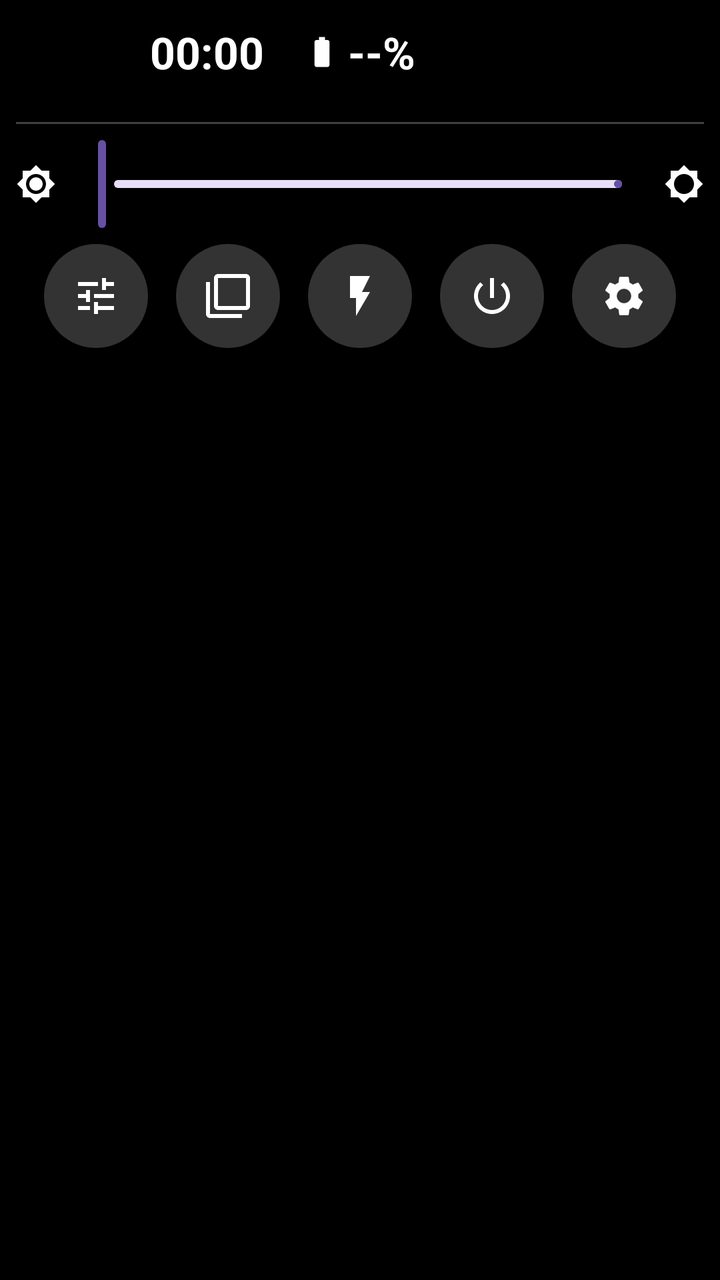
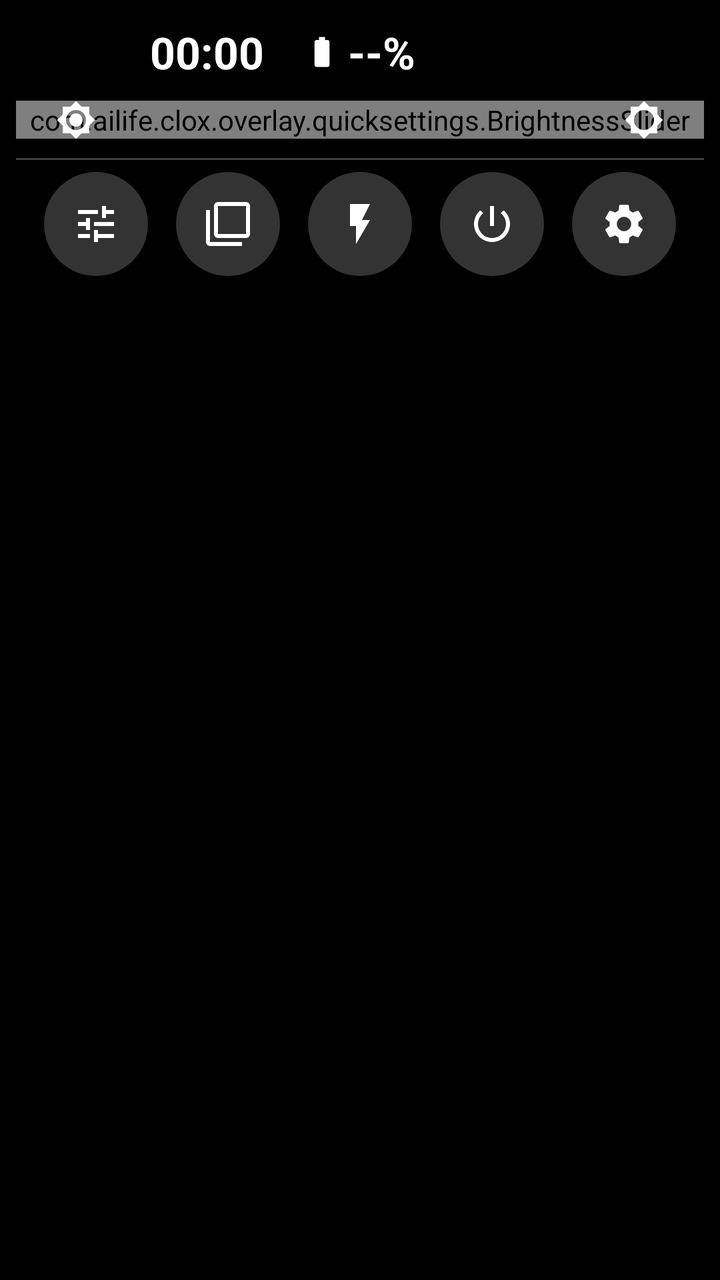

The first picture is an Android layout as it rendered before a commit; the second is the same layout after the commit. The layout source and the unified diff follow.
<!-- AndroidManifest.xml: application theme Theme.CloX -->
<!-- res/layout/overlay_quick_settings.xml -->
<?xml version="1.0" encoding="utf-8"?>
<FrameLayout xmlns:android="http://schemas.android.com/apk/res/android"
    xmlns:app="http://schemas.android.com/apk/res-auto"
    android:layout_width="match_parent"
    android:layout_height="match_parent">

    

    <ScrollView
        android:layout_width="match_parent"
        android:layout_height="match_parent"
        android:fillViewport="true"
        android:scrollbars="none">

        <LinearLayout
            android:layout_width="match_parent"
            android:layout_height="wrap_content"
            android:orientation="vertical"
            android:paddingStart="8dp"
            android:paddingEnd="8dp"
            android:paddingTop="8dp"
            android:paddingBottom="4dp">

            
            
            <RelativeLayout
                android:id="@+id/qsHeader"
                android:layout_width="match_parent"
                android:layout_height="wrap_content"
                android:minHeight="36dp"
                android:layout_marginBottom="8dp">

                
                <LinearLayout
                    android:id="@+id/qsBatteryGroup"
                    android:layout_width="wrap_content"
                    android:layout_height="wrap_content"
                    android:layout_centerInParent="true"
                    android:orientation="horizontal"
                    android:gravity="center_vertical">

                    <ImageView
                        android:id="@+id/qsBatteryIcon"
                        android:layout_width="18dp"
                        android:layout_height="18dp"
                        android:src="@drawable/ic_battery"
                        android:tint="#FFFFFF"/>

                    <TextView
                        android:id="@+id/qsBatteryPct"
                        android:layout_width="wrap_content"
                        android:layout_height="wrap_content"
                        android:layout_marginStart="4dp"
                        android:textSize="22sp"
                        android:textColor="#FFFFFF"
                        android:textStyle="bold"
                        android:maxLines="1"
                        android:text="--%"/>

                </LinearLayout>

                
                <TextView
                    android:id="@+id/qsTime"
                    android:layout_width="wrap_content"
                    android:layout_height="wrap_content"
                    android:layout_toStartOf="@id/qsBatteryGroup"
                    android:layout_centerVertical="true"
                    android:layout_marginEnd="20dp"
                    android:textSize="22sp"
                    android:textColor="#FFFFFF"
                    android:textStyle="bold"
                    android:maxLines="1"
                    android:text="00:00"/>

                
                <TextView
                    android:id="@+id/qsDate"
                    android:layout_width="wrap_content"
                    android:layout_height="wrap_content"
                    android:layout_toEndOf="@id/qsBatteryGroup"
                    android:layout_centerVertical="true"
                    android:layout_marginStart="20dp"
                    android:textSize="22sp"
                    android:textColor="#AAFFFFFF"
                    android:maxLines="1"/>

            </RelativeLayout>

            
            
            <androidx.viewpager2.widget.ViewPager2
                android:id="@+id/qsTilePager"
                android:layout_width="match_parent"
                android:layout_height="1dp"/>

            
            <com.google.android.material.tabs.TabLayout
                android:id="@+id/qsPageIndicator"
                android:layout_width="wrap_content"
                android:layout_height="10dp"
                android:layout_gravity="center_horizontal"
                android:layout_marginTop="4dp"
                android:visibility="gone"
                app:tabBackground="@drawable/qs_page_dot_selector"
                app:tabGravity="center"
                app:tabIndicatorHeight="0dp"
                app:tabIndicatorColor="@android:color/transparent"
                app:tabPaddingStart="8dp"
                app:tabPaddingEnd="8dp"/>

            
            <View
                android:layout_width="match_parent"
                android:layout_height="1dp"
                android:layout_marginTop="8dp"
                android:layout_marginBottom="6dp"
                android:background="#40FFFFFF"/>

            
            <LinearLayout
                android:id="@+id/qsBrightnessRow"
                android:layout_width="match_parent"
                android:layout_height="wrap_content"
                android:orientation="horizontal"
                android:gravity="center_vertical"
                android:layout_marginBottom="6dp">

                <ImageView
                    android:layout_width="20dp"
                    android:layout_height="20dp"
                    android:src="@drawable/ic_brightness_low"
                    android:tint="#FFFFFF"/>

                <com.google.android.material.slider.Slider
                    android:id="@+id/brightnessSlider"
                    android:layout_width="0dp"
                    android:layout_height="wrap_content"
                    android:layout_weight="1"
                    android:layout_marginStart="6dp"
                    android:layout_marginEnd="6dp"
                    android:valueFrom="0"
                    android:valueTo="255"
                    app:thumbRadius="7dp"
                    app:haloRadius="14dp"
                    app:trackHeight="4dp"/>

                <ImageView
                    android:layout_width="20dp"
                    android:layout_height="20dp"
                    android:src="@drawable/ic_brightness_high"
                    android:tint="#FFFFFF"/>

            </LinearLayout>

            
            <LinearLayout
                android:id="@+id/qsBottomBar"
                android:layout_width="match_parent"
                android:layout_height="wrap_content"
                android:orientation="horizontal"
                android:gravity="center_vertical">

                <Space android:layout_width="0dp" android:layout_height="0dp" android:layout_weight="1"/>

                <ImageButton
                    android:id="@+id/qsBtnLauncherSettings"
                    android:layout_width="52dp"
                    android:layout_height="52dp"
                    android:background="@drawable/qs_btn_bg"
                    android:src="@drawable/ic_tune"
                    android:tint="#FFFFFF"
                    android:padding="12dp"
                    android:contentDescription="Launcher Settings"/>

                <Space android:layout_width="0dp" android:layout_height="0dp" android:layout_weight="1"/>

                <ImageButton
                    android:id="@+id/qsBtnRecents"
                    android:layout_width="52dp"
                    android:layout_height="52dp"
                    android:background="@drawable/qs_btn_bg"
                    android:src="@drawable/ic_recents"
                    android:tint="#FFFFFF"
                    android:padding="12dp"
                    android:contentDescription="Recents"/>

                <Space android:layout_width="0dp" android:layout_height="0dp" android:layout_weight="1"/>

                <ImageButton
                    android:id="@+id/qsBtnFlashlight"
                    android:layout_width="52dp"
                    android:layout_height="52dp"
                    android:background="@drawable/qs_btn_bg"
                    android:src="@drawable/ic_flashlight"
                    android:tint="#FFFFFF"
                    android:padding="12dp"
                    android:contentDescription="Flashlight"/>

                <Space android:layout_width="0dp" android:layout_height="0dp" android:layout_weight="1"/>

                <ImageButton
                    android:id="@+id/qsBtnPower"
                    android:layout_width="52dp"
                    android:layout_height="52dp"
                    android:background="@drawable/qs_btn_bg"
                    android:src="@drawable/ic_power"
                    android:tint="#FFFFFF"
                    android:padding="12dp"
                    android:contentDescription="Power"/>

                <Space android:layout_width="0dp" android:layout_height="0dp" android:layout_weight="1"/>

                <ImageButton
                    android:id="@+id/qsBtnSettings"
                    android:layout_width="52dp"
                    android:layout_height="52dp"
                    android:background="@drawable/qs_btn_bg"
                    android:src="@drawable/ic_settings"
                    android:tint="#FFFFFF"
                    android:padding="12dp"
                    android:contentDescription="Settings"/>

                <Space android:layout_width="0dp" android:layout_height="0dp" android:layout_weight="1"/>

            </LinearLayout>

        </LinearLayout>
    </ScrollView>
</FrameLayout>
<!-- resources referenced by this layout -->
<resources>
  <!-- drawable ic_battery (drawable) -->
  <vector xmlns:android="http://schemas.android.com/apk/res/android" android:width="24dp" android:height="24dp" android:viewportWidth="24" android:viewportHeight="24">
      <path android:fillColor="?attr/colorOnSurface" android:pathData="M15.67,4H14V2h-4v2H8.33C7.6,4 7,4.6 7,5.33v15.33C7,21.4 7.6,22 8.33,22h7.33C16.4,22 17,21.4 17,20.67V5.33C17,4.6 16.4,4 15.67,4z"/>
  </vector>
  <!-- drawable ic_brightness_high (drawable) -->
  <vector xmlns:android="http://schemas.android.com/apk/res/android" android:width="24dp" android:height="24dp" android:viewportWidth="24" android:viewportHeight="24">
      <path android:fillColor="?attr/colorOnSurface" android:pathData="M20,8.69V4h-4.69L12,0.69 8.69,4H4v4.69L0.69,12 4,15.31V20h4.69L12,23.31 15.31,20H20v-4.69L23.31,12 20,8.69zM12,18c-3.31,0 -6,-2.69 -6,-6s2.69,-6 6,-6 6,2.69 6,6 -2.69,6 -6,6z"/>
  </vector>
  <!-- drawable ic_brightness_low (drawable) -->
  <vector xmlns:android="http://schemas.android.com/apk/res/android" android:width="24dp" android:height="24dp" android:viewportWidth="24" android:viewportHeight="24">
      <path android:fillColor="?attr/colorOnSurface" android:pathData="M20,8.69V4h-4.69L12,0.69 8.69,4H4v4.69L0.69,12 4,15.31V20h4.69L12,23.31 15.31,20H20v-4.69L23.31,12 20,8.69zM12,18c-3.31,0 -6,-2.69 -6,-6s2.69,-6 6,-6 6,2.69 6,6 -2.69,6 -6,6zM12,8c-2.21,0 -4,1.79 -4,4s1.79,4 4,4 4,-1.79 4,-4 -1.79,-4 -4,-4z"/>
  </vector>
  <!-- drawable ic_flashlight (drawable) -->
  <?xml version="1.0" encoding="utf-8"?>
  <vector xmlns:android="http://schemas.android.com/apk/res/android"
      android:width="24dp" android:height="24dp"
      android:viewportWidth="24" android:viewportHeight="24">
      <path android:fillColor="?attr/colorOnSurface"
          android:pathData="M7,2v11h3v9l7,-12h-4l4,-8z"/>
  </vector>
  <!-- drawable ic_power (drawable) -->
  <vector xmlns:android="http://schemas.android.com/apk/res/android" android:width="24dp" android:height="24dp" android:viewportWidth="24" android:viewportHeight="24">
      <path android:fillColor="?attr/colorOnSurface" android:pathData="M13,3h-2v10h2V3zM17.83,5.17l-1.42,1.42C17.99,7.86 19,9.81 19,12c0,3.87 -3.13,7 -7,7s-7,-3.13 -7,-7c0,-2.19 1.01,-4.14 2.58,-5.42L6.17,5.17C4.23,6.82 3,9.26 3,12c0,4.97 4.03,9 9,9s9,-4.03 9,-9c0,-2.74 -1.23,-5.18 -3.17,-6.83z"/>
  </vector>
  <!-- drawable ic_recents (drawable) -->
  <vector xmlns:android="http://schemas.android.com/apk/res/android" android:width="24dp" android:height="24dp" android:viewportWidth="24" android:viewportHeight="24">
      <path android:fillColor="?attr/colorOnSurface" android:pathData="M3,5H1v16c0,1.1 0.9,2 2,2h16v-2H3V5zM21,1H7c-1.1,0 -2,0.9 -2,2v14c0,1.1 0.9,2 2,2h14c1.1,0 2,-0.9 2,-2V3c0,-1.1 -0.9,-2 -2,-2zM21,17H7V3h14v14z"/>
  </vector>
  <!-- drawable ic_tune (drawable) -->
  <vector xmlns:android="http://schemas.android.com/apk/res/android" android:width="24dp" android:height="24dp" android:viewportWidth="24" android:viewportHeight="24">
      <path android:fillColor="?attr/colorOnSurface" android:pathData="M3,17v2h6v-2H3zM3,5v2h10V5H3zM13,21v-2h8v-2h-8v-2h-2v6h2zM7,9v2H3v2h4v2h2V9H7zM21,13v-2H11v2h10zM15,9h2V7h4V5h-4V3h-2v6z"/>
  </vector>
  <!-- drawable qs_btn_bg (drawable) -->
  <?xml version="1.0" encoding="utf-8"?>
  <ripple xmlns:android="http://schemas.android.com/apk/res/android"
      android:color="#40FFFFFF">
      <item>
          <shape android:shape="oval">
              <solid android:color="#33FFFFFF"/>
          </shape>
      </item>
  </ripple>
  <style name="Theme.CloX" parent="Theme.Material3.DayNight.NoActionBar">
          <item name="android:windowBackground">@android:color/black</item>
      </style>
  <!-- unchanged entries left out for length: 2 -->
</resources>

<!-- the commit's change to res/layout/overlay_quick_settings.xml (unified diff, before → after) -->
@@ -28,7 +28,7 @@
                 android:layout_width="match_parent"
                 android:layout_height="wrap_content"
                 android:minHeight="36dp"
-                android:layout_marginBottom="8dp">
+                android:layout_marginBottom="6dp">
 
                 
                 <LinearLayout
@@ -86,6 +86,44 @@
                     android:maxLines="1"/>
 
             </RelativeLayout>
+
+            
+            <FrameLayout
+                android:id="@+id/qsBrightnessRow"
+                android:layout_width="match_parent"
+                android:layout_height="wrap_content"
+                android:layout_marginBottom="6dp">
+
+                <com.ailife.clox.overlay.quicksettings.BrightnessSlider
+                    android:id="@+id/brightnessSlider"
+                    android:layout_width="match_parent"
+                    android:layout_height="wrap_content"
+                    android:layout_gravity="center_vertical"
+                    android:layout_marginStart="-17dp"
+                    android:layout_marginEnd="-17dp"
+                    android:valueFrom="0"
+                    android:valueTo="255"
+                    app:thumbRadius="17dp"
+                    app:haloRadius="17dp"
+                    app:trackHeight="30dp"/>
+
+                <ImageView
+                    android:layout_width="20dp"
+                    android:layout_height="20dp"
+                    android:layout_gravity="start|center_vertical"
+                    android:layout_marginStart="20dp"
+                    android:src="@drawable/ic_brightness_low"
+                    android:tint="#FFFFFF"/>
+
+                <ImageView
+                    android:layout_width="20dp"
+                    android:layout_height="20dp"
+                    android:layout_gravity="end|center_vertical"
+                    android:layout_marginEnd="20dp"
+                    android:src="@drawable/ic_brightness_high"
+                    android:tint="#FFFFFF"/>
+
+            </FrameLayout>
 
             
             
@@ -113,45 +151,9 @@
             <View
                 android:layout_width="match_parent"
                 android:layout_height="1dp"
-                android:layout_marginTop="8dp"
+                android:layout_marginTop="2dp"
                 android:layout_marginBottom="6dp"
                 android:background="#40FFFFFF"/>
-
-            
-            <LinearLayout
-                android:id="@+id/qsBrightnessRow"
-                android:layout_width="match_parent"
-                android:layout_height="wrap_content"
-                android:orientation="horizontal"
-                android:gravity="center_vertical"
-                android:layout_marginBottom="6dp">
-
-                <ImageView
-                    android:layout_width="20dp"
-                    android:layout_height="20dp"
-                    android:src="@drawable/ic_brightness_low"
-                    android:tint="#FFFFFF"/>
-
-                <com.google.android.material.slider.Slider
-                    android:id="@+id/brightnessSlider"
-                    android:layout_width="0dp"
-                    android:layout_height="wrap_content"
-                    android:layout_weight="1"
-                    android:layout_marginStart="6dp"
-                    android:layout_marginEnd="6dp"
-                    android:valueFrom="0"
-                    android:valueTo="255"
-                    app:thumbRadius="7dp"
-                    app:haloRadius="14dp"
-                    app:trackHeight="4dp"/>
-
-                <ImageView
-                    android:layout_width="20dp"
-                    android:layout_height="20dp"
-                    android:src="@drawable/ic_brightness_high"
-                    android:tint="#FFFFFF"/>
-
-            </LinearLayout>
 
             
             <LinearLayout
